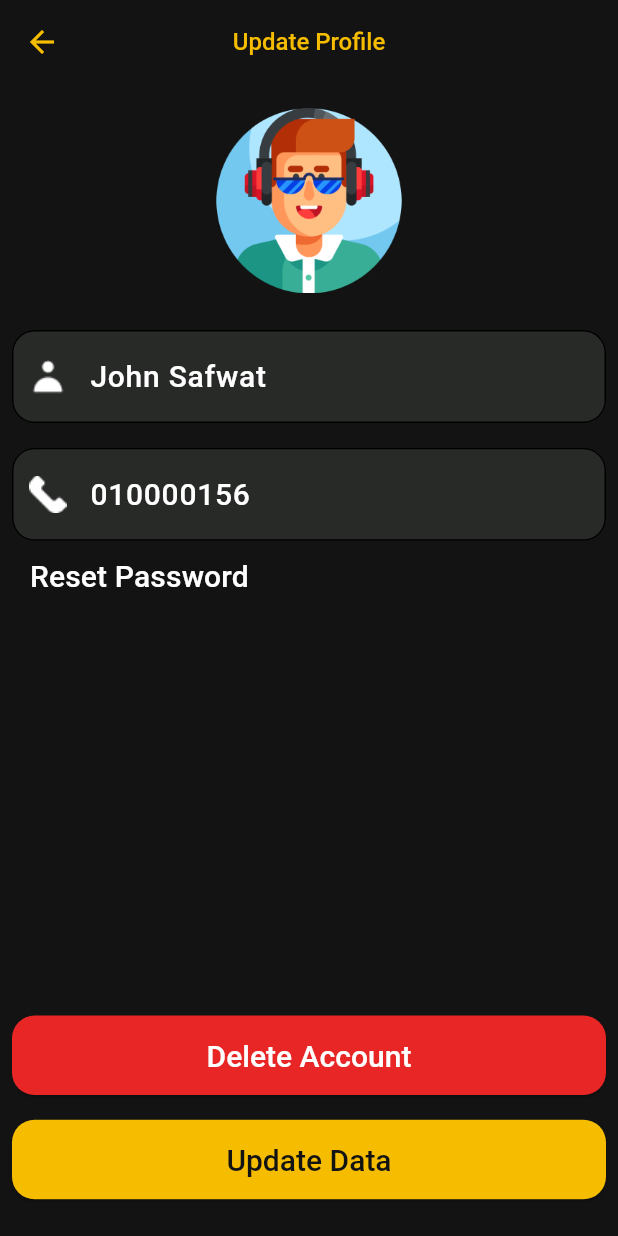
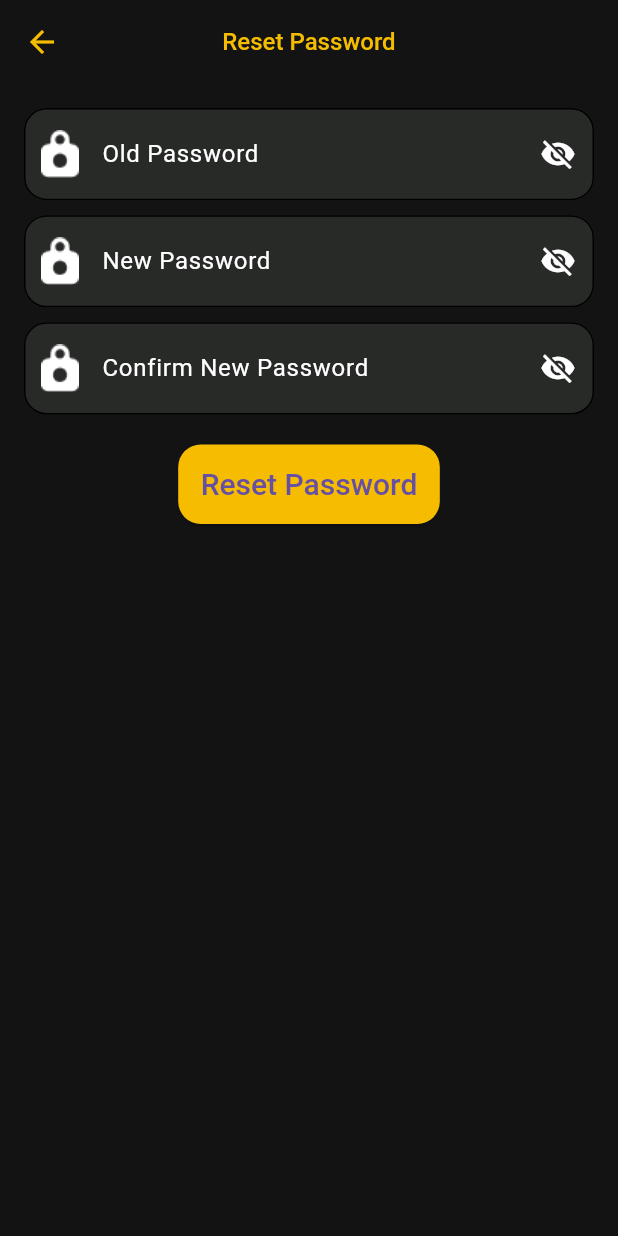
Before and after one commit to msalahzaki/Movies_App, a Flutter app: the UpdateProfile screen opened directly, after a tap on "Reset Password", on a phone screen of 412 x 824 dp. Run offline on Flutter 3.47's test engine with Material 3 defaults, Android fonts, the phone set to English and light mode, and no system bars; our stand-ins replace bloc, carousel_slider, dio, flutter_bloc, fluttertoast, google_fonts and 1 more; accounts and stored records are empty; generated files the repository leaves out were written again.

Commit message:
Add UI and logic for reset password screen. Add navigator in update profile tab that navigate to reset password screen when clicked on text called reset password. Add All possible reset password states. Using cubit for doing reset password with api. Using shared preference package to get token. Using flutter toast package. Using dio package.

```diff
--- a/lib/api/api_manger.dart
+++ b/lib/api/api_manger.dart
@@ -1,4 +1,3 @@
-
 class ApiManger {
 
-  }
+}
--- a/lib/auth/login/login_screen.dart
+++ b/lib/auth/login/login_screen.dart
@@ -67,7 +67,7 @@ class _LoginScreenState extends State<LoginScreen> {
                 child: Padding(
                   padding: EdgeInsets.only(right: width * 0.02),
                   child: InkWell(onTap: () {
-                    Navigator.of(context).push(MaterialPageRoute(builder: (context) => const ForgetPassword(),));
+                    Navigator.of(context).push(MaterialPageRoute(builder: (context) =>  ForgetPassword(),));
                   },
                     child: Text(
                       "Forget Password ?",
--- /dev/null
+++ b/lib/ui/profile_tab/update_profile/cubit/reset_password_state.dart
@@ -0,0 +1,15 @@
+abstract class ResetPasswordState {}
+
+class ResetPasswordInitial extends ResetPasswordState {}
+
+class ResetPasswordLoading extends ResetPasswordState {}
+
+class ResetPasswordSuccess extends ResetPasswordState {
+  final String message;
+  ResetPasswordSuccess(this.message);
+}
+
+class ResetPasswordFailure extends ResetPasswordState {
+  final String message;
+  ResetPasswordFailure(this.message);
+}
--- /dev/null
+++ b/lib/ui/profile_tab/update_profile/resetPassword/reset_Password.dart
@@ -0,0 +1,173 @@
+import 'package:flutter/material.dart';
+import 'package:flutter_bloc/flutter_bloc.dart';
+import 'package:fluttertoast/fluttertoast.dart';
+import 'package:movies_app/ui/profile_tab/update_profile/cubit/reset_password_state.dart';
+import 'package:movies_app/ui/profile_tab/update_profile/cubit/reset_view_model.dart';
+
+import '../../../../utils/app_assets.dart';
+import '../../../../utils/app_color.dart';
+
+class ResetPassword extends StatefulWidget {
+  static const String routeName = "Reset Password";
+  const ResetPassword({super.key});
+
+  @override
+  State<ResetPassword> createState() => _ResetPasswordState();
+}
+
+class _ResetPasswordState extends State<ResetPassword> {
+  bool obsecure = true;
+  final formKey = GlobalKey<FormState>();
+  final oldPasswordController = TextEditingController();
+  final newPasswordController = TextEditingController();
+  final confirmPasswordController = TextEditingController();
+
+  @override
+  Widget build(BuildContext context) {
+    return Scaffold(
+      appBar: AppBar(title: const Text('Reset Password')),
+      body: Padding(
+        padding: const EdgeInsets.all(16.0),
+        child: BlocProvider(
+          create: (_) => ResetPasswordCubit(),
+          child: BlocConsumer<ResetPasswordCubit, ResetPasswordState>(
+            listener: (context, state) {
+              if (state is ResetPasswordSuccess) {
+                Fluttertoast.showToast(msg: state.message);
+                Navigator.pop(context);
+              } else if (state is ResetPasswordFailure) {
+                Fluttertoast.showToast(msg: state.message);
+              }
+            },
+            builder: (context, state) {
+              return Form(
+                key: formKey,
+                child: Column(
+                  children: [
+                    TextFormField(
+                      controller: oldPasswordController,
+                      obscureText: obsecure,
+                      style: const TextStyle(color: AppColor.white),
+                      decoration: InputDecoration(
+                          suffixIcon: IconButton(
+                            onPressed: () {
+                              obsecure = !obsecure;
+                              setState(() {});
+                            },
+                            icon: Icon(obsecure
+                                ? Icons.visibility_off
+                                : Icons.visibility),
+                          ),
+                          prefixIcon: Image.asset(AppAssets.passwordIcon),
+                          border: OutlineInputBorder(
+                              borderRadius: BorderRadius.circular(15)),
+                          filled: true,
+                          fillColor: AppColor.semiBlack,
+                          hintStyle: const TextStyle(color: AppColor.white),
+                          hintText: 'Old Password'),
+                      validator: (value) =>
+                          value!.isEmpty ? "Old password is required" : null,
+                    ),
+                    const SizedBox(height: 10),
+                    TextFormField(
+                      controller: newPasswordController,
+                      obscureText: obsecure,
+                      style: const TextStyle(color: AppColor.white),
+                      decoration: InputDecoration(
+                          suffixIcon: IconButton(
+                            onPressed: () {
+                              obsecure = !obsecure;
+                              setState(() {});
+                            },
+                            icon: Icon(obsecure
+                                ? Icons.visibility_off
+                                : Icons.visibility),
+                          ),
+                          prefixIcon: Image.asset(AppAssets.passwordIcon),
+                          border: OutlineInputBorder(
+                              borderRadius: BorderRadius.circular(15)),
+                          filled: true,
+                          fillColor: AppColor.semiBlack,
+                          hintStyle: const TextStyle(color: AppColor.white),
+                          hintText: 'New Password'),
+                      validator: (value) {
+                        if (value == null || value.isEmpty) {
+                          return "New password is required";
+                        }
+                        if (value.length < 8) {
+                          return "Password must be at least 8 characters";
+                        }
+                        if (!RegExp(r'[A-Z]').hasMatch(value)) {
+                          return "Must contain at least one uppercase letter";
+                        }
+                        if (!RegExp(r'[a-z]').hasMatch(value)) {
+                          return "Must contain at least one lowercase letter";
+                        }
+                        if (!RegExp(r'[0-9]').hasMatch(value)) {
+                          return "Must contain at least one number";
+                        }
+                        if (!RegExp(r'[@$!%*?&]').hasMatch(value)) {
+                          return "Must contain at least one special character (@, \$, !, %, *, ?, &)";
+                        }
+                        return null;
+                      },
+                    ),
+                    const SizedBox(height: 10),
+                    TextFormField(
+                      style: const TextStyle(color: AppColor.white),
+                      controller: confirmPasswordController,
+                      obscureText: obsecure,
+                      decoration: InputDecoration(
+                          suffixIcon: IconButton(
+                            onPressed: () {
+                              obsecure = !obsecure;
+                              setState(() {});
+                            },
+                            icon: Icon(obsecure
+                                ? Icons.visibility_off
+                                : Icons.visibility),
+                          ),
+                          prefixIcon: Image.asset(AppAssets.passwordIcon),
+                          border: OutlineInputBorder(
+                              borderRadius: BorderRadius.circular(15)),
+                          filled: true,
+                          fillColor: AppColor.semiBlack,
+                          hintStyle: const TextStyle(color: AppColor.white),
+                          hintText: 'Confirm New Password'),
+                      validator: (value) {
+                        if (value!.isEmpty) {
+                          return "Confirm password is required";
+                        }
+                        if (value != newPasswordController.text) {
+                          return "Passwords do not match";
+                        }
+                        return null;
+                      },
+                    ),
+                    const SizedBox(height: 20),
+                    ElevatedButton(
+                      onPressed: state is ResetPasswordLoading
+                          ? null
+                          : () {
+                              if (formKey.currentState!.validate()) {
+                                BlocProvider.of<ResetPasswordCubit>(context)
+                                    .resetPassword(
+                                  oldPasswordController.text,
+                                  newPasswordController.text,
+                                );
+                              }
+                            },
+                      child: state is ResetPasswordLoading
+                          ? const CircularProgressIndicator()
+                          : const Text('Reset Password'),
+                    ),
+                  ],
+                ),
+              );
+            },
+          ),
+        ),
+      ),
+    );
+  }
+}
--- a/lib/ui/profile_tab/update_profile/update_profile.dart
+++ b/lib/ui/profile_tab/update_profile/update_profile.dart
@@ -3,6 +3,7 @@ import 'package:flutter_bloc/flutter_bloc.dart';
 import 'package:movies_app/ui/profile_tab/update_profile/choose_avtar.dart';
 import 'package:movies_app/ui/profile_tab/update_profile/cubit/update_profile_states.dart';
 import 'package:movies_app/ui/profile_tab/update_profile/cubit/update_profile_viewmodel.dart';
+import 'package:movies_app/ui/profile_tab/update_profile/resetPassword/reset_Password.dart';
 import 'package:movies_app/utils/app_assets.dart';
 import 'package:movies_app/utils/app_color.dart';
 import 'package:movies_app/utils/app_styles.dart';
@@ -73,7 +74,9 @@ class UpdateProfile extends StatelessWidget {
                   Row(
                     children: [
                       TextButton(
-                        onPressed: () {},
+                        onPressed: () {
+                          Navigator.pushNamed(context, ResetPassword.routeName);
+                        },
                         child: Text(
                           "Reset Password",
                           style: AppStyles.normal20white,
--- a/pubspec.yaml
+++ b/pubspec.yaml
@@ -45,6 +45,9 @@ dependencies:
     sdk: flutter
   intl: any
   http: ^1.3.0
+  fluttertoast: ^8.2.11
+  dio: ^5.8.0+1
+  shared_preferences: ^2.5.1
 
 
 dev_dependencies:
```
Also changed, not shown: lib/auth/forget_Password/forget_Password.dart (+40 -7 lines), lib/main.dart (+12 -11 lines), lib/ui/profile_tab/update_profile/cubit/reset_view_model.dart (added, +47 -0 lines), pubspec.lock, 1 other file.
